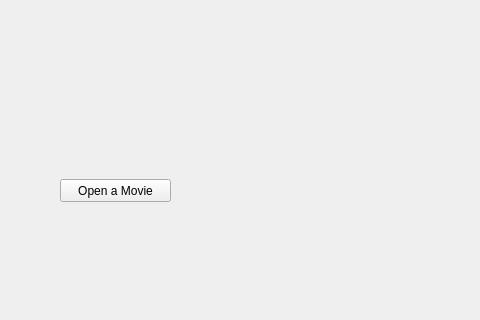
huochaitiantang/video-edit, file ui/mainwindow.ui: the form before one commit; both pictures show x 0 to 480 and y 161 to 481 of the 800 by 600 pixel window.
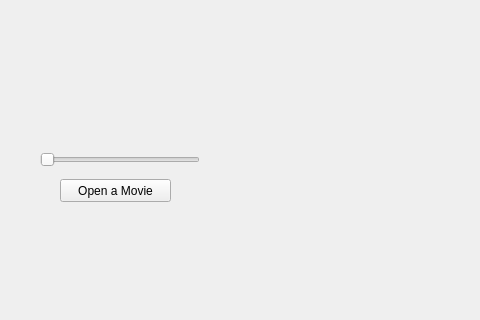
The form after the commit.

Commit message: progress slider ok

```diff
--- a/ui/mainwindow.ui
+++ b/ui/mainwindow.ui
@@ -40,6 +40,19 @@
      <string>Open a Movie</string>
     </property>
    </widget>
+   <widget class="QSlider" name="movie_progress">
+    <property name="geometry">
+     <rect>
+      <x>40</x>
+      <y>310</y>
+      <width>160</width>
+      <height>22</height>
+     </rect>
+    </property>
+    <property name="orientation">
+     <enum>Qt::Horizontal</enum>
+    </property>
+   </widget>
   </widget>
   <widget class="QMenuBar" name="menubar">
    <property name="geometry">
```
The commit also changes 8 other files.
